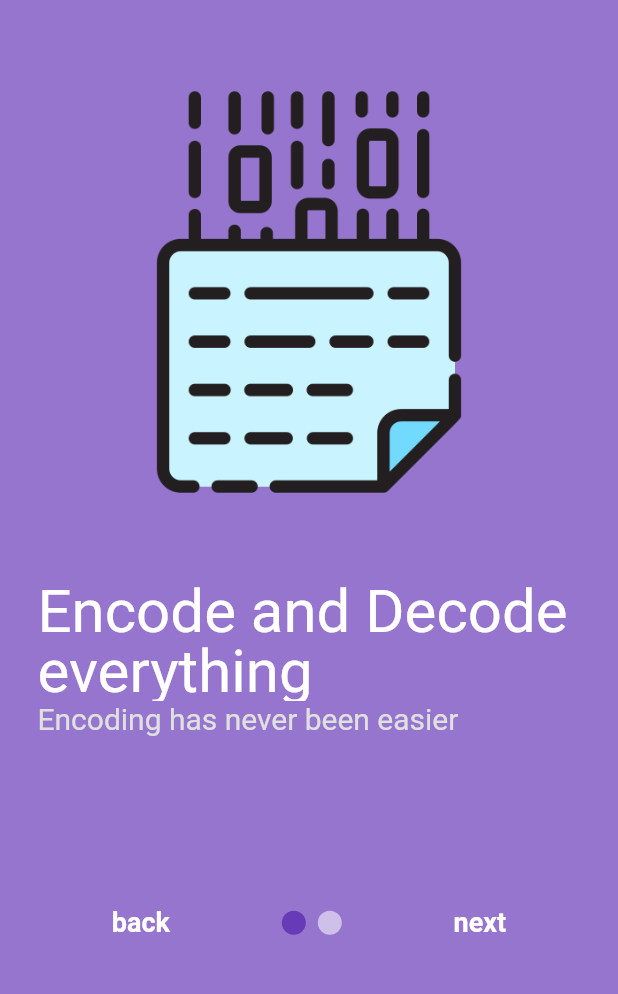
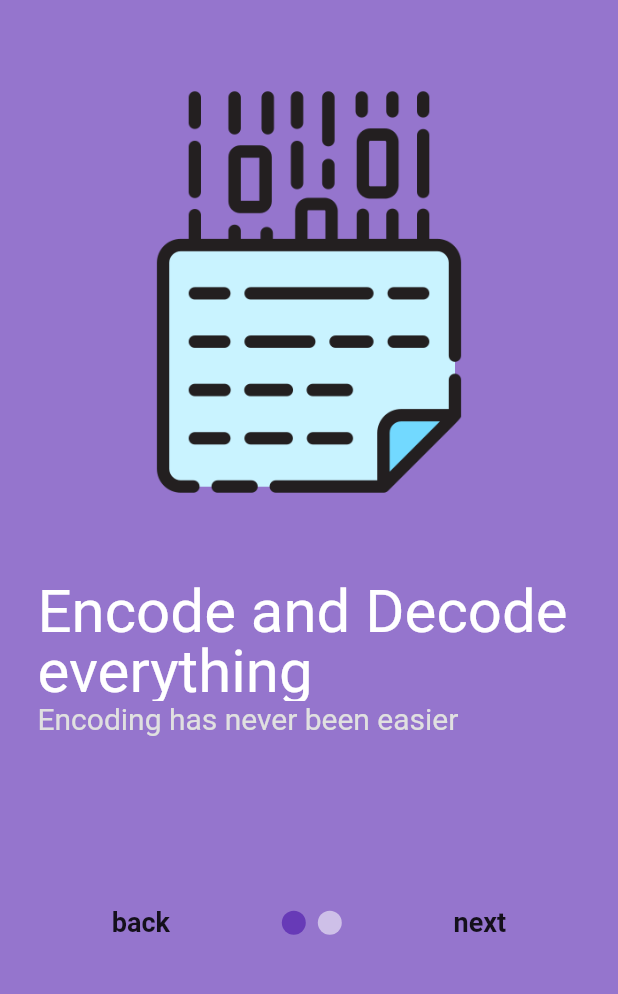
Before and after one commit to Unkn8wn69/base64-Toolbox, a Flutter app: the screen it shows after launch, on a phone screen of 412 x 824 dp, the part 147-1141 px from its top. Run offline on Flutter 3.47's test engine with Material 2 defaults, Android fonts, the light colour scheme and no system bars; drawn by our look-alikes of smooth_page_indicator; our stand-ins replace google_fonts, google_nav_bar; Roboto replaces fonts that are missing (Pridi).

Commit message:
Changed default to lightMode

```diff
--- a/lib/main.dart
+++ b/lib/main.dart
@@ -14,7 +14,7 @@ class MainApp extends StatelessWidget {
     return MaterialApp(
       debugShowCheckedModeBanner: false,
       home: OnBoardingScreen(),
-      theme: darkMode,
+      theme: lightMode,
       darkTheme: darkMode,
     );
   }
```
